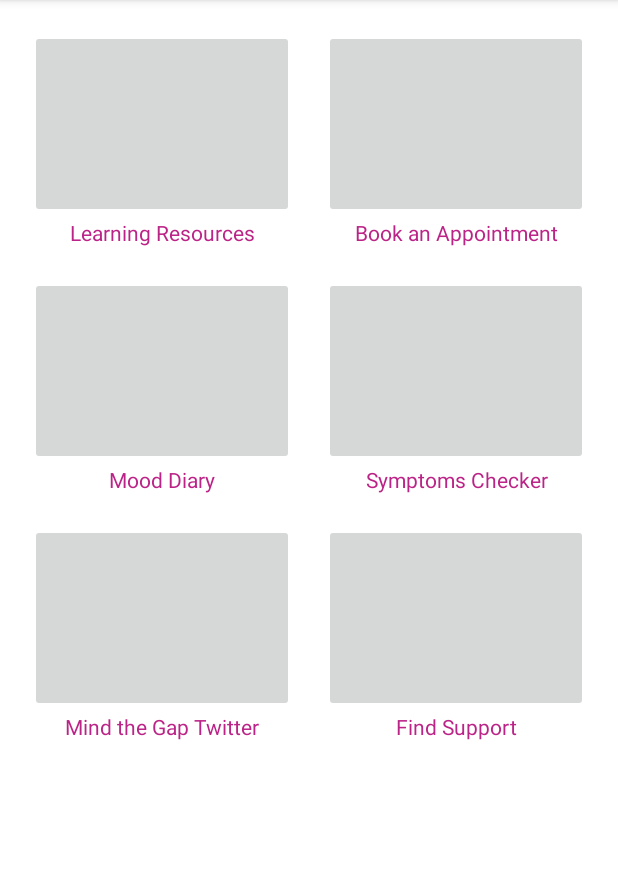
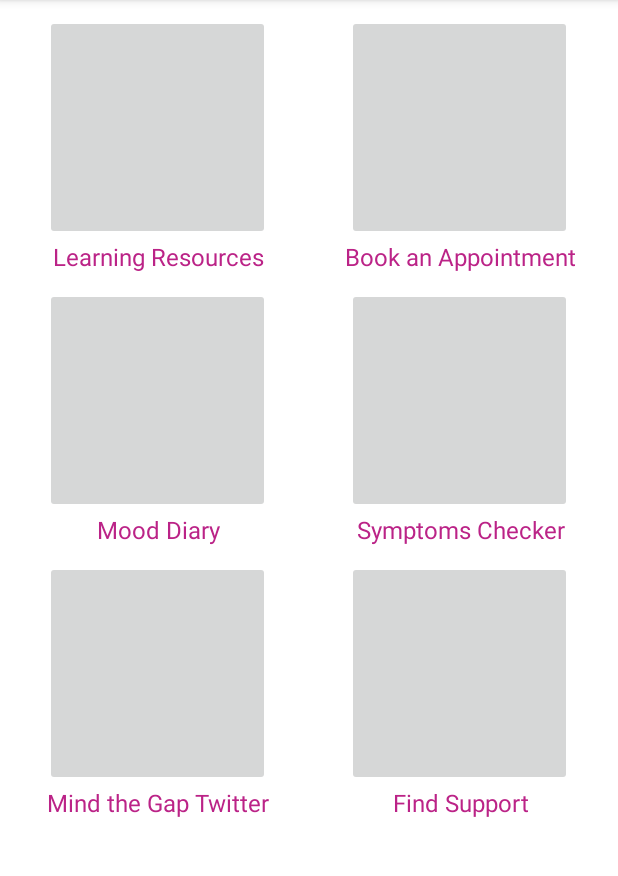
Before and after one commit to JamieHorwell/StudentWellbeingApp, an Android app: the screen it shows after launch (MainMenuActivity), on a phone screen of 412 x 824 dp, the part 84-960 px from its top. Run offline under Robolectric (Android 15) with nearby library versions, the phone set to English and light mode, and no system bars.

Commit message:
Updated the Main Menu Screen with new dimensions
Tweaked things to make them fit better.
Setter the standard size of the image buttons to: 150dp*150dp

```diff
--- a/app/src/main/res/layout/main_menu_activity.xml
+++ b/app/src/main/res/layout/main_menu_activity.xml
@@ -64,15 +64,16 @@ Student Wellbeing Website.
                     android:layout_width="0dp"
                     android:layout_weight="2"
                     android:orientation="vertical"
-                    android:paddingTop="@dimen/full_generic_padding"
-                    android:paddingRight="@dimen/half_generic_padding"
-                    android:paddingEnd="@dimen/half_generic_padding"
-                    android:paddingBottom="@dimen/full_generic_padding"
-                    android:paddingLeft="@dimen/full_generic_padding"
+                    android:paddingTop="@dimen/half_generic_padding"
+                    android:paddingRight="@dimen/quarter_generic_padding"
+                    android:paddingEnd="@dimen/quarter_generic_padding"
+                    android:paddingBottom="@dimen/half_generic_padding"
+                    android:paddingLeft="@dimen/half_generic_padding"
+                    android:gravity="center_horizontal"
                     android:background="@color/wellbeing_white">
 
                     <ImageButton
-                        android:layout_width="fill_parent"
+                        android:layout_width="@dimen/menu_button_height"
                         android:layout_height="@dimen/menu_button_height"
                         android:id="@+id/learningResourcesButton"
                         android:onClick="onButtonClick"/>
@@ -82,13 +83,13 @@ Student Wellbeing Website.
                         android:layout_height="wrap_content"
                         android:textSize="@dimen/subtitle_text_size"
                         android:text="@string/learning_resources"
-                        android:paddingBottom="@dimen/space_below_main_menu_buttons"
+                        android:paddingBottom="@dimen/half_generic_padding"
                         android:gravity="center"
                         android:textColor="@color/wellbeing_light_purple"
                         android:background="@color/wellbeing_white"/>
 
                     <ImageButton
-                        android:layout_width="fill_parent"
+                        android:layout_width="@dimen/menu_button_height"
                         android:layout_height="@dimen/menu_button_height"
                         android:id="@+id/moodDiaryButton"
                         android:onClick="onButtonClick"/>
@@ -98,13 +99,13 @@ Student Wellbeing Website.
                         android:layout_height="wrap_content"
                         android:textSize="@dimen/subtitle_text_size"
                         android:text="@string/mood_diary"
-                        android:paddingBottom="@dimen/space_below_main_menu_buttons"
+                        android:paddingBottom="@dimen/half_generic_padding"
                         android:gravity="center"
                         android:textColor="@color/wellbeing_light_purple"
                         android:background="@color/wellbeing_white"/>
 
                     <ImageButton
-                        android:layout_width="fill_parent"
+                        android:layout_width="@dimen/menu_button_height"
                         android:layout_height="@dimen/menu_button_height"
                         android:id="@+id/mindTheGapTwitterButton"
                         android:onClick="onButtonClick"/>
@@ -114,7 +115,7 @@ Student Wellbeing Website.
                         android:layout_height="wrap_content"
                         android:textSize="@dimen/subtitle_text_size"
                         android:text="@string/mind_the_gap_twitter"
-                        android:paddingBottom="@dimen/space_below_main_menu_buttons"
+                        android:paddingBottom="@dimen/half_generic_padding"
                         android:gravity="center"
                         android:textColor="@color/wellbeing_light_purple"
                         android:background="@color/wellbeing_white"/>
@@ -128,15 +129,16 @@ Student Wellbeing Website.
                     android:layout_width="0dp"
                     android:layout_weight="2"
                     android:orientation="vertical"
-                    android:paddingTop="@dimen/full_generic_padding"
-                    android:paddingRight="@dimen/full_generic_padding"
-                    android:paddingBottom="@dimen/full_generic_padding"
-                    android:paddingLeft="@dimen/half_generic_padding"
-                    android:paddingStart="@dimen/half_generic_padding"
-                    android:background="@color/wellbeing_white">
+                    android:paddingTop="@dimen/half_generic_padding"
+                    android:paddingRight="@dimen/half_generic_padding"
+                    android:paddingBottom="@dimen/half_generic_padding"
+                    android:paddingLeft="@dimen/quarter_generic_padding"
+                    android:paddingStart="@dimen/quarter_generic_padding"
+                    android:background="@color/wellbeing_white"
+                    android:gravity="center_horizontal">
 
                     <ImageButton
-                        android:layout_width="fill_parent"
+                        android:layout_width="@dimen/menu_button_height"
                         android:layout_height="@dimen/menu_button_height"
                         android:id="@+id/bookAppointmentButton"
                         android:onClick="onButtonClick"/>
@@ -146,13 +148,13 @@ Student Wellbeing Website.
                         android:layout_height="wrap_content"
                         android:textSize="@dimen/subtitle_text_size"
                         android:text="@string/book_an_appointment"
-                        android:paddingBottom="@dimen/space_below_main_menu_buttons"
+                        android:paddingBottom="@dimen/half_generic_padding"
                         android:gravity="center"
                         android:textColor="@color/wellbeing_light_purple"
                         android:background="@color/wellbeing_white"/>
 
                     <ImageButton
-                        android:layout_width="fill_parent"
+                        android:layout_width="@dimen/menu_button_height"
                         android:layout_height="@dimen/menu_button_height"
                         android:id="@+id/symptomsCheckerBottom"
                         android:onClick="onButtonClick"/>
@@ -162,13 +164,13 @@ Student Wellbeing Website.
                         android:layout_height="wrap_content"
                         android:textSize="@dimen/subtitle_text_size"
                         android:text="@string/symptoms_checker"
-                        android:paddingBottom="@dimen/space_below_main_menu_buttons"
+                        android:paddingBottom="@dimen/half_generic_padding"
                         android:gravity="center"
                         android:textColor="@color/wellbeing_light_purple"
                         android:background="@color/wellbeing_white"/>
 
                     <ImageButton
-                        android:layout_width="fill_parent"
+                        android:layout_width="@dimen/menu_button_height"
                         android:layout_height="@dimen/menu_button_height"
                         android:id="@+id/findSupportButton"
                         android:onClick="onButtonClick"/>
@@ -178,7 +180,7 @@ Student Wellbeing Website.
                         android:layout_height="wrap_content"
                         android:textSize="@dimen/subtitle_text_size"
                         android:text="@string/find_support"
-                        android:paddingBottom="@dimen/space_below_main_menu_buttons"
+                        android:paddingBottom="@dimen/half_generic_padding"
                         android:gravity="center"
                         android:textColor="@color/wellbeing_light_purple"
                         android:background="@color/wellbeing_white"/>
--- a/app/src/main/res/values/dimens.xml
+++ b/app/src/main/res/values/dimens.xml
@@ -2,13 +2,14 @@
     <!-- Default screen margins, per the Android Design guidelines. -->
     <dimen name="activity_horizontal_margin">16dp</dimen>
     <dimen name="activity_vertical_margin">16dp</dimen>
-    <dimen name="menu_button_height">125dp</dimen>
+    <dimen name="menu_button_height">150dp</dimen>
     <dimen name="toolbar_text_size">25sp</dimen>
     <dimen name="toolbar_padding">5dp</dimen>
     <dimen name="toolbar_elevation">4dp</dimen>
-    <dimen name="subtitle_text_size">14dp</dimen>
+    <dimen name="subtitle_text_size">16dp</dimen>
     <dimen name="space_below_main_menu_buttons">20dp</dimen>
-    <dimen name="content_text_size">12sp</dimen>
+    <dimen name="content_text_size">14sp</dimen>
     <dimen name="full_generic_padding">20dp</dimen>
     <dimen name="half_generic_padding">10dp</dimen>
+    <dimen name="quarter_generic_padding">5dp</dimen>
 </resources>
```
